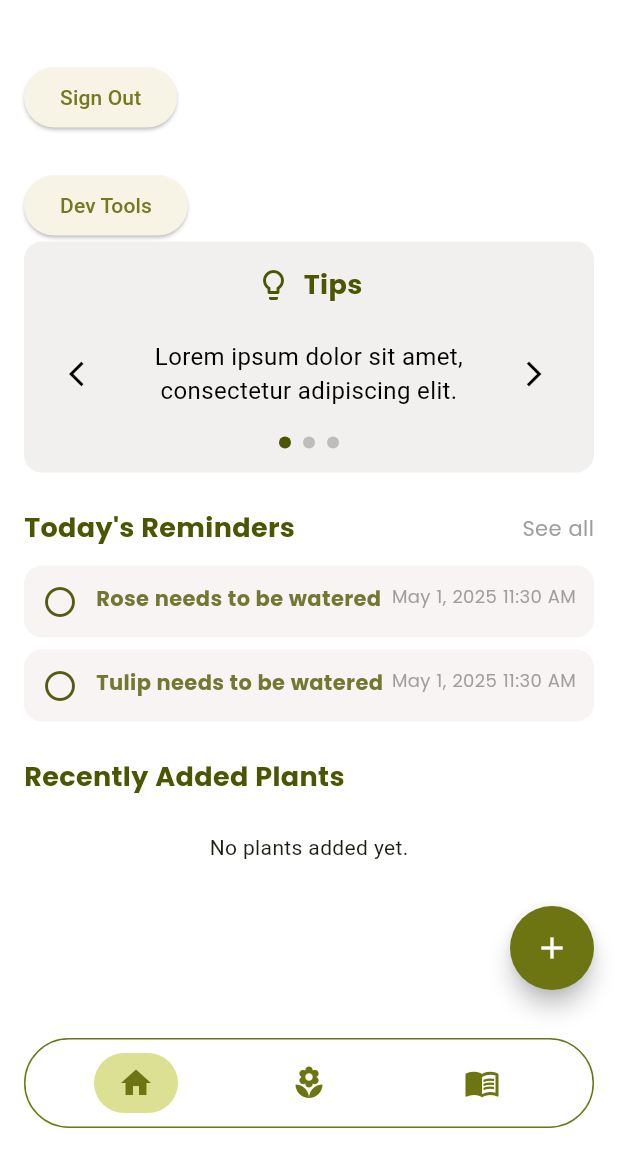
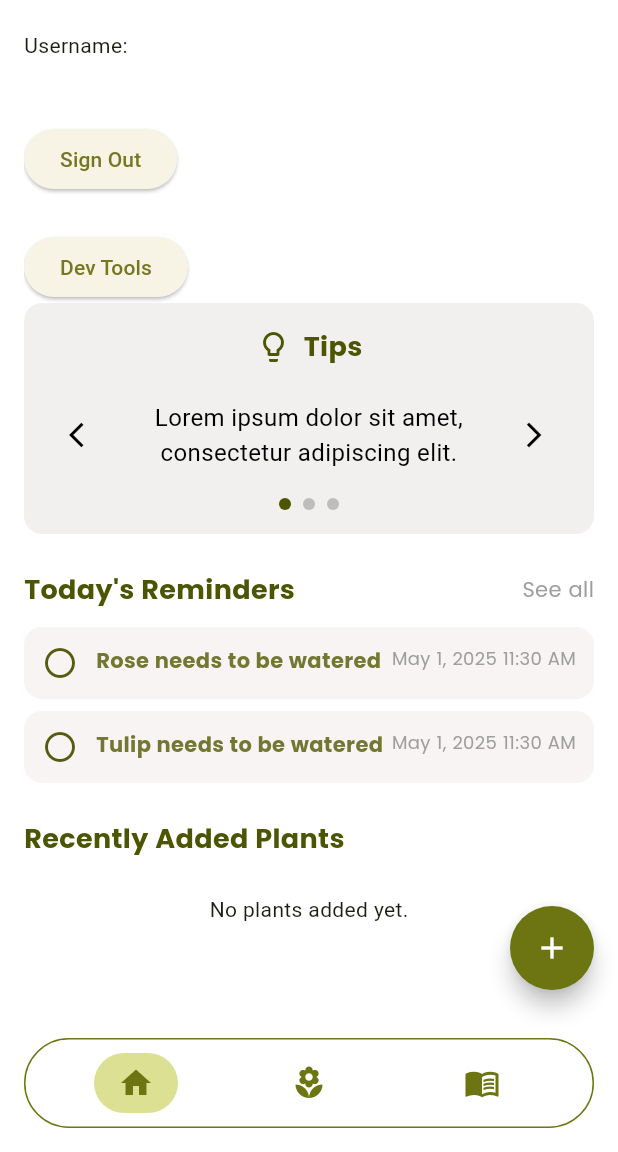
Before and after one commit to breamier/sproutly, a Flutter app: the DashboardScreen screen opened directly, on a phone screen of 412 x 824 dp, the part 84-1236 px from its top. Run offline on Flutter 3.47's test engine with Material 3 defaults, Android fonts, the phone set to English and light mode, and no system bars; our stand-ins replace camera, cloud_firestore, firebase_auth, firebase_core, flutter_dotenv, flutter_local_notifications and 4 more; missing offline and left inert: gal; accounts and stored records are empty; network calls fail.

Commit message:
[Bayle][Feature] Username

```diff
--- a/lib/auth.dart
+++ b/lib/auth.dart
@@ -21,10 +21,23 @@ class Auth {
   }
 
   Future<void> createUserWithEmailAndPassword(
+    String username,
     String email,
     String password,
   ) async {
     try {
+      // check if username already exists
+      final query =
+          await FirebaseFirestore.instance
+              .collection('Users')
+              .where('username', isEqualTo: username)
+              .limit(1)
+              .get();
+
+      if (query.docs.isNotEmpty) {
+        throw Exception('Username already taken');
+      }
+
       UserCredential userCredential = await _firebaseAuth
           .createUserWithEmailAndPassword(email: email, password: password);
       // Add user to Firestore
@@ -34,7 +47,7 @@ class Auth {
           .set({
             'email': email,
             'createdAt': FieldValue.serverTimestamp(),
-            // 'name' : name, or more fields
+            'username': username,
           });
     } catch (e) {
       debugPrint('User creation failed: $e');
--- a/lib/screens/dashboard_screen.dart
+++ b/lib/screens/dashboard_screen.dart
@@ -26,8 +26,28 @@ class DashboardScreen extends StatelessWidget {
     }
   }
 
+  Widget _userNameWidget() {
+    return FutureBuilder<String?>(
+      future: DatabaseService().getCurrentUserName(),
+      builder: (context, snapshot) {
+        if (snapshot.connectionState == ConnectionState.waiting) {
+          return const Text('Loading username...');
+        }
+        if (!snapshot.hasData || snapshot.data == null) {
+          return const Text('Username not found');
+        }
+        return Text('Username: ${snapshot.data!}');
+      },
+    );
+  }
+
   Widget _userUid() {
-    return Text(user?.email ?? 'User email');
+    return Column(
+      children: [
+        Text(user?.uid ?? 'User uid'),
+        Text(user?.email ?? 'User email'),
+      ],
+    );
   }
 
   Widget _signOutButton(BuildContext context) {
@@ -80,6 +100,7 @@ class DashboardScreen extends StatelessWidget {
           child: Column(
             crossAxisAlignment: CrossAxisAlignment.start,
             children: [
+              _userNameWidget(),
               _userUid(),
               _signOutButton(context),
               const SizedBox(height: 24),
```
Also changed, not shown: lib/screens/login_register.dart (+7 -0 lines), lib/services/database_service.dart (+12 -0 lines).
